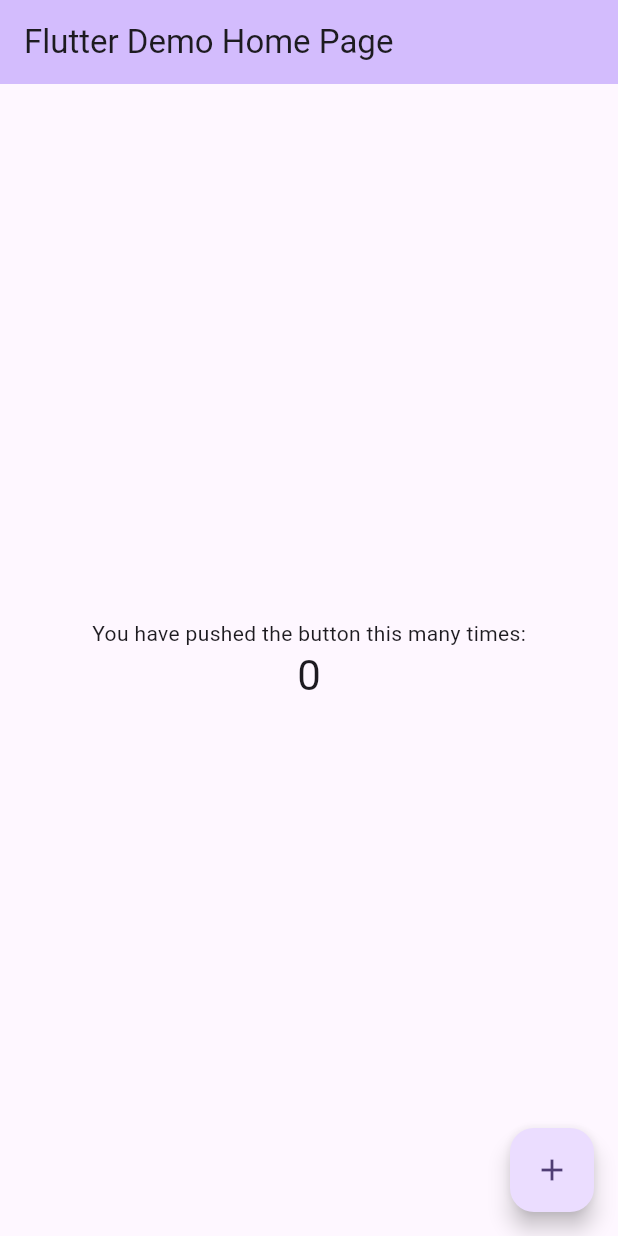
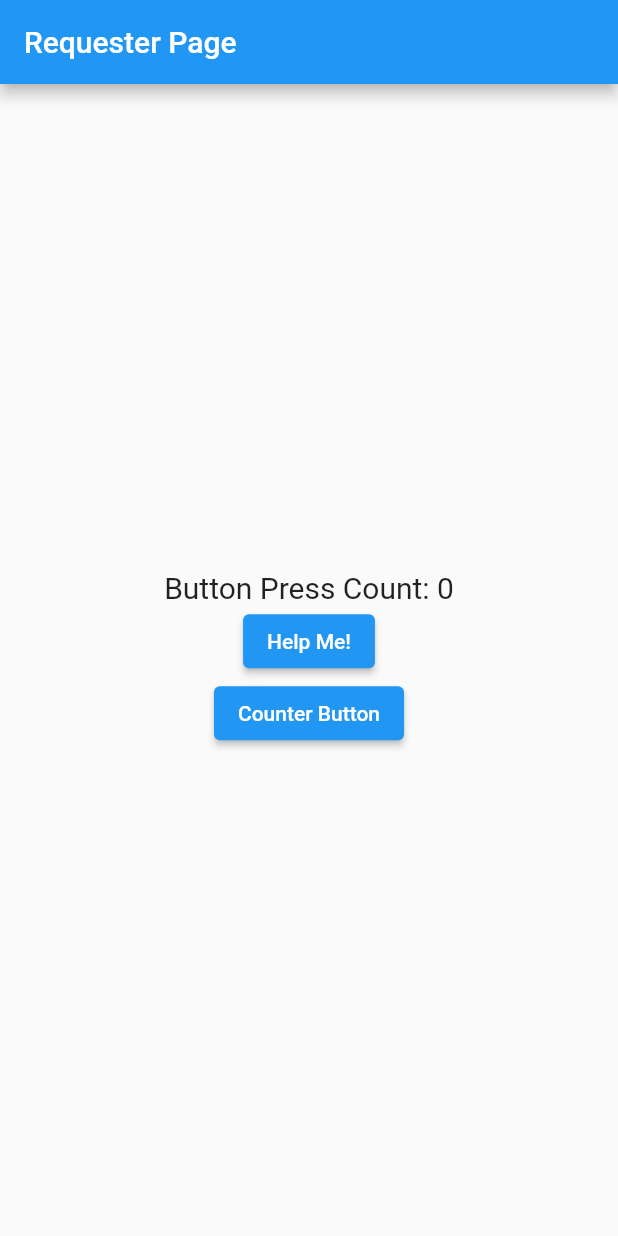
Before and after one commit to AngelitaK/hoot4help, a Flutter app: the screen it shows after launch, on a phone screen of 412 x 824 dp. Run offline on Flutter 3.47's test engine with Material 2 defaults, Android fonts, the phone set to English and light mode, and no system bars; our stand-ins replace geolocator.

```diff
--- a/lib/main.dart
+++ b/lib/main.dart
@@ -1,125 +1,75 @@
 import 'package:flutter/material.dart';
+import 'package:geolocator/geolocator.dart';
+import 'helper_page.dart';
 
 void main() {
   runApp(const MyApp());
 }
 
 class MyApp extends StatelessWidget {
-  const MyApp({super.key});
+  const MyApp({Key? key}) : super(key: key);
 
-  // This widget is the root of your application.
   @override
   Widget build(BuildContext context) {
     return MaterialApp(
-      title: 'Flutter Demo',
+      title: 'Flutter Help App',
       theme: ThemeData(
-        // This is the theme of your application.
-        //
-        // TRY THIS: Try running your application with "flutter run". You'll see
-        // the application has a blue toolbar. Then, without quitting the app,
-        // try changing the seedColor in the colorScheme below to Colors.green
-        // and then invoke "hot reload" (save your changes or press the "hot
-        // reload" button in a Flutter-supported IDE, or press "r" if you used
-        // the command line to start the app).
-        //
-        // Notice that the counter didn't reset back to zero; the application
-        // state is not lost during the reload. To reset the state, use hot
-        // restart instead.
-        //
-        // This works for code too, not just values: Most code changes can be
-        // tested with just a hot reload.
-        colorScheme: ColorScheme.fromSeed(seedColor: Colors.deepPurple),
-        useMaterial3: true,
+        primarySwatch: Colors.blue,
       ),
-      home: const MyHomePage(title: 'Flutter Demo Home Page'),
+      home: RequesterPage(),
     );
   }
 }
 
-class MyHomePage extends StatefulWidget {
-  const MyHomePage({super.key, required this.title});
-
-  // This widget is the home page of your application. It is stateful, meaning
-  // that it has a State object (defined below) that contains fields that affect
-  // how it looks.
-
-  // This class is the configuration for the state. It holds the values (in this
-  // case the title) provided by the parent (in this case the App widget) and
-  // used by the build method of the State. Fields in a Widget subclass are
-  // always marked "final".
-
-  final String title;
-
+class RequesterPage extends StatefulWidget {
   @override
-  State<MyHomePage> createState() => _MyHomePageState();
+  _RequesterPageState createState() => _RequesterPageState();
 }
 
-class _MyHomePageState extends State<MyHomePage> {
-  int _counter = 0;
-
-  void _incrementCounter() {
-    setState(() {
-      // This call to setState tells the Flutter framework that something has
-      // changed in this State, which causes it to rerun the build method below
-      // so that the display can reflect the updated values. If we changed
-      // _counter without calling setState(), then the build method would not be
-      // called again, and so nothing would appear to happen.
-      _counter++;
-    });
-  }
+class _RequesterPageState extends State<RequesterPage> {
+  int buttonPressCount = 0;
 
   @override
   Widget build(BuildContext context) {
-    // This method is rerun every time setState is called, for instance as done
-    // by the _incrementCounter method above.
-    //
-    // The Flutter framework has been optimized to make rerunning build methods
-    // fast, so that you can just rebuild anything that needs updating rather
-    // than having to individually change instances of widgets.
     return Scaffold(
       appBar: AppBar(
-        // TRY THIS: Try changing the color here to a specific color (to
-        // Colors.amber, perhaps?) and trigger a hot reload to see the AppBar
-        // change color while the other colors stay the same.
-        backgroundColor: Theme.of(context).colorScheme.inversePrimary,
-        // Here we take the value from the MyHomePage object that was created by
-        // the App.build method, and use it to set our appbar title.
-        title: Text(widget.title),
+        title: Text('Requester Page'),
       ),
       body: Center(
-        // Center is a layout widget. It takes a single child and positions it
-        // in the middle of the parent.
         child: Column(
-          // Column is also a layout widget. It takes a list of children and
-          // arranges them vertically. By default, it sizes itself to fit its
-          // children horizontally, and tries to be as tall as its parent.
-          //
-          // Column has various properties to control how it sizes itself and
-          // how it positions its children. Here we use mainAxisAlignment to
-          // center the children vertically; the main axis here is the vertical
-          // axis because Columns are vertical (the cross axis would be
-          // horizontal).
-          //
-          // TRY THIS: Invoke "debug painting" (choose the "Toggle Debug Paint"
-          // action in the IDE, or press "p" in the console), to see the
-          // wireframe for each widget.
           mainAxisAlignment: MainAxisAlignment.center,
-          children: <Widget>[
-            const Text(
-              'You have pushed the button this many times:',
+          children: [
+            Text(
+              'Button Press Count: $buttonPressCount',
+              style: TextStyle(fontSize: 20),
             ),
-            Text(
-              '$_counter',
-              style: Theme.of(context).textTheme.headlineMedium,
+            ElevatedButton(
+              onPressed: () async {
+                Position position = await Geolocator.getCurrentPosition(
+                  desiredAccuracy: LocationAccuracy.best,
+                );
+                Navigator.push(
+                  context,
+                  MaterialPageRoute(
+                    builder: (context) => HelperPage(
+                      requesterLocation: position,
+                    ),
+                  ),
+                );
+              },
+              child: Text('Help Me!'),
+            ),
+            ElevatedButton(
+              onPressed: () {
+                setState(() {
+                  buttonPressCount++; // Increment the counter
+                });
+              },
+              child: Text('Counter Button'),
             ),
           ],
         ),
       ),
-      floatingActionButton: FloatingActionButton(
-        onPressed: _incrementCounter,
-        tooltip: 'Increment',
-        child: const Icon(Icons.add),
-      ), // This trailing comma makes auto-formatting nicer for build methods.
     );
   }
 }
--- a/pubspec.yaml
+++ b/pubspec.yaml
@@ -35,6 +35,10 @@ dependencies:
   # The following adds the Cupertino Icons font to your application.
   # Use with the CupertinoIcons class for iOS style icons.
   cupertino_icons: ^1.0.2
+  geolocator: ^10.1.0
+  geoflutterfire: ^3.0.2
+  geocoding: ^2.1.0
+  flutter_map: ^5.0.0
 
 dev_dependencies:
   flutter_test:
```
Also changed, not shown: lib/distance_page.dart (added, +43 -0 lines), lib/helper_page.dart (added, +22 -0 lines), pubspec.lock, 3 other files.
